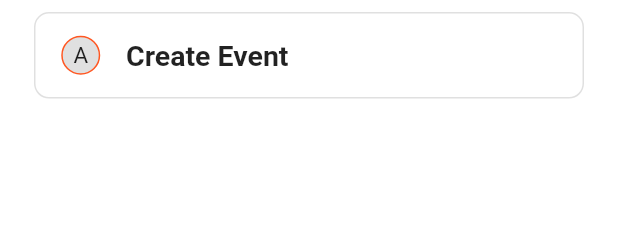
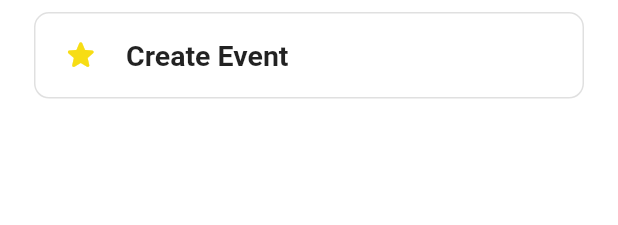
Before and after one commit to TinkerHub-CEC/Shelf, a Flutter app: the TopBox widget shown alone on an empty page, opened directly, on a phone screen of 412 x 824 dp. Shown: the top 225 px of the screen. Run offline on Flutter 3.47's test engine with Material 2 defaults, Android fonts, the light colour scheme and no system bars; our stand-ins replace carousel_slider, device_preview, fluttertoast, image_picker, jwt_decoder, shared_preferences and 1 more; missing offline and left inert: open_mail_app, random_color; accounts and stored records are empty.

Commit message:
solved issue #51 for create event and delegatespage

```diff
--- a/lib/Screens/CreateEventMethod/components/topBar.dart
+++ b/lib/Screens/CreateEventMethod/components/topBar.dart
@@ -46,21 +46,16 @@ class TopBox extends StatelessWidget {
                           Container(
                             width: 26,
                             alignment: Alignment.center,
-                            child: Text(
-                              "A",
-                              style: TextStyle(fontSize: 15),
-                            ),
-                            // child ://CircleAvatar(
-                            // backgroundColor: Colors.white54,
-                            //backgroundImage:
-                            //   AssetImage('assets/images/h_photo.png'),
-                            //radius: 15.0,
-                            //  ),
-                            decoration: BoxDecoration(
+                              child: Icon(
+                                Icons.star_rounded,
+                                color: Color(0xffF7DD14),
+                              ),
+
+                           /* decoration: BoxDecoration(
                                 color: Colors.black12,
                                 shape: BoxShape.circle,
                                 border: Border.all(color: Colors.deepOrange ,width : 1)
-                            ),),
+                            ),*/),
                           SizedBox(width: 10),
                           Container(
                             //color: Colors.black,
```
Also changed, not shown: lib/Screens/DelegatesList/topbar.dart (+5 -9 lines).
